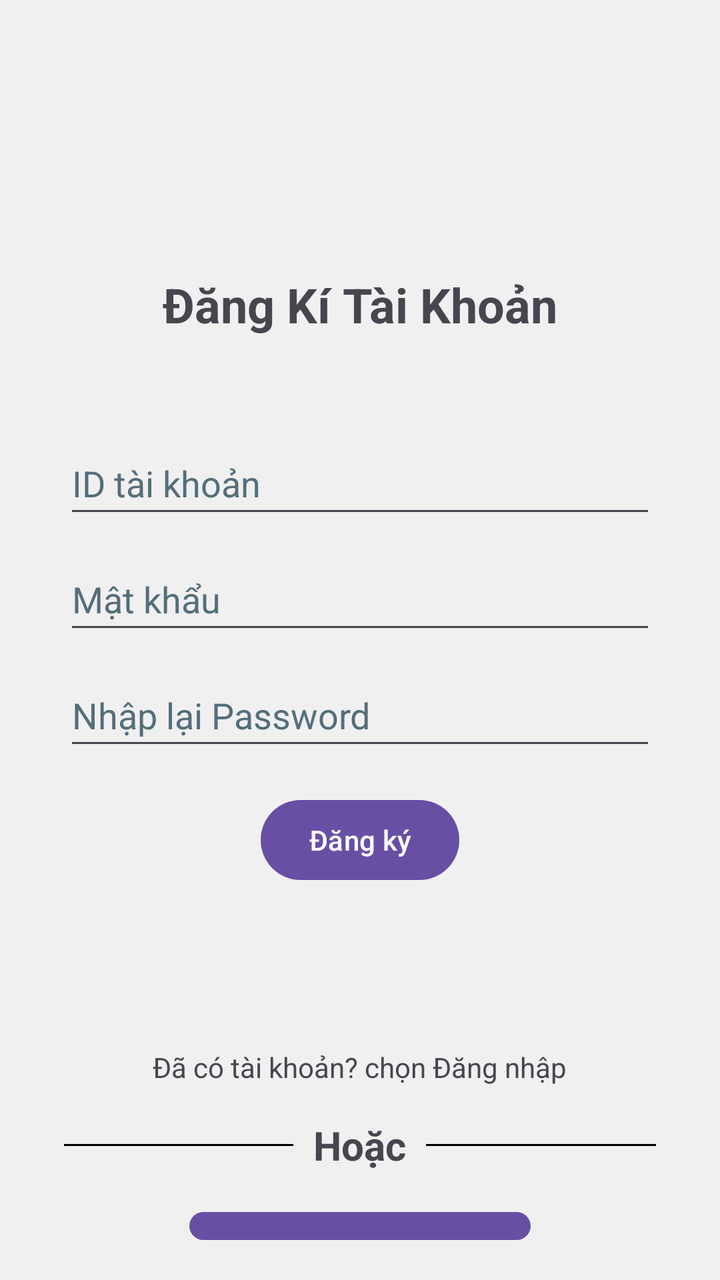
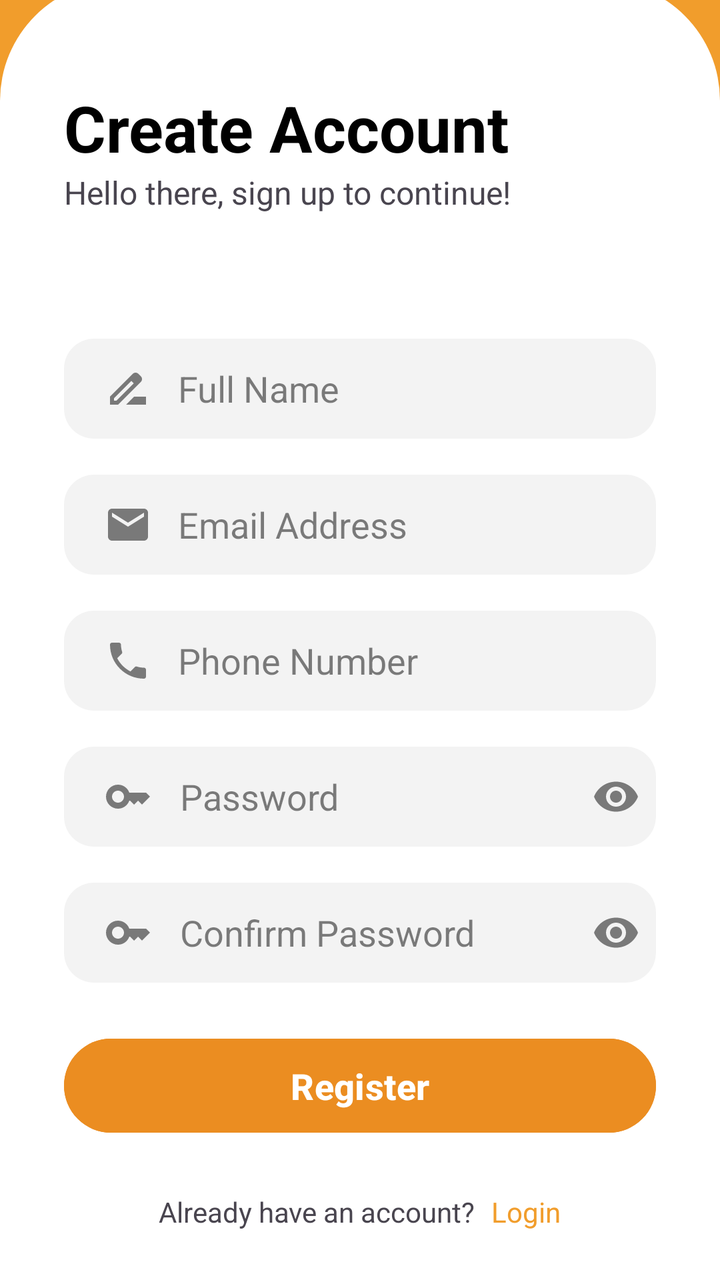

Screens rendered from an Android XML layout before and after an edit, with the pre-edit source and the edit as a unified diff.
<!-- AndroidManifest.xml: application theme Theme.AppSQL -->
<!-- res/layout/signup_layout.xml -->
<?xml version="1.0" encoding="utf-8"?>
<RelativeLayout xmlns:android="http://schemas.android.com/apk/res/android"
    xmlns:tools="http://schemas.android.com/tools"
    android:id="@+id/sign_main"
    android:layout_width="match_parent"
    android:layout_height="match_parent"
    android:paddingLeft="@dimen/size_16"
    android:paddingTop="@dimen/size_16"
    android:paddingRight="@dimen/size_16"
    android:paddingBottom="@dimen/size_16"
    android:background="@color/background_color">

    <TextView
        android:id="@+id/signup_form_title"
        android:layout_width="wrap_content"
        android:layout_height="wrap_content"
        android:layout_marginTop="@dimen/size_120"
        android:layout_centerHorizontal="true"
        android:text="@string/signup_form_title"
        android:textSize="@dimen/text_size24"
        android:textStyle="bold"
        tools:ignore="HardcodedText" />

    <EditText
        android:id="@+id/logUsername"
        android:layout_width="match_parent"
        android:layout_height="wrap_content"
        android:layout_marginStart="@dimen/size_16"
        android:layout_marginTop="@dimen/size_200"
        android:layout_marginEnd="@dimen/size_16"
        android:hint="@string/username_hint"
        android:inputType="text"
        android:minHeight="@dimen/size_48"
        android:selectAllOnFocus="true"
        android:textColorHint="@color/textcolorHint" />

    <EditText
        android:id="@+id/logPassword"
        android:layout_width="match_parent"
        android:layout_height="wrap_content"
        android:layout_below="@id/logUsername"
        android:layout_marginStart="@dimen/size_16"
        android:layout_marginTop="@dimen/size_10"
        android:layout_marginEnd="@dimen/size_16"
        android:hint="@string/password_hint"
        android:imeOptions="actionDone"
        android:inputType="textPassword"
        android:minHeight="@dimen/size_48"
        android:selectAllOnFocus="true"
        android:textColorHint="#546E7A" />

    <EditText
        android:id="@+id/logRepassword"
        android:layout_width="match_parent"
        android:layout_height="wrap_content"
        android:layout_below="@id/logPassword"
        android:layout_marginStart="@dimen/size_16"
        android:layout_marginTop="@dimen/size_10"
        android:layout_marginEnd="@dimen/size_16"
        android:hint="@string/confirm_password_hint"
        android:imeOptions="actionDone"
        android:inputType="textPassword"
        android:minHeight="@dimen/size_48"
        android:selectAllOnFocus="true"
        android:textColorHint="#546E7A" />

    <Button
        android:id="@+id/signup"
        android:layout_width="wrap_content"
        android:layout_height="wrap_content"
        android:layout_below="@id/logRepassword"
        android:layout_centerHorizontal="true"
        android:layout_marginTop="@dimen/size_16"
        android:layout_marginBottom="@dimen/size_64"
        android:enabled="true"
        android:text="@string/signup_button_text"
        tools:ignore="HardcodedText" />

    <TextView
        android:id="@+id/text_already_have_account"
        android:layout_width="wrap_content"
        android:layout_height="wrap_content"
        android:layout_below="@id/signup"
        android:layout_centerHorizontal="true"
        android:layout_marginTop="@dimen/size_16"
        android:text="@string/dacotaikhoan" />

    <LinearLayout
        android:id="@+id/or_layout"
        android:layout_width="match_parent"
        android:layout_height="wrap_content"
        android:layout_below="@id/text_already_have_account"
        android:layout_marginTop="@dimen/size_16"
        android:orientation="horizontal"
        android:gravity="center">

        <View
            android:layout_width="0dp"
            android:layout_height="@dimen/height_1"
            android:layout_weight="1"
            android:layout_marginStart="@dimen/size_16"
            android:background="@color/black" />

        <TextView
            android:id="@+id/text_or"
            android:layout_width="wrap_content"
            android:layout_height="wrap_content"
            android:layout_marginLeft="@dimen/size_10"
            android:layout_marginRight="@dimen/size_10"
            android:text="@string/or_text"
            android:textSize="@dimen/text_size20"
            android:textStyle="bold" />

        <View
            android:layout_width="0dp"
            android:layout_height="@dimen/height_1"
            android:layout_weight="1"
            android:layout_marginEnd="@dimen/size_16"
            android:background="@color/black" />

    </LinearLayout>

    <Button
        android:id="@+id/button_relogin"
        android:layout_width="wrap_content"
        android:layout_height="wrap_content"
        android:layout_below="@id/or_layout"
        android:enabled="true"
        android:layout_centerHorizontal="true"
        android:layout_marginTop="@dimen/size_16"
        android:text="@string/relogin_button_text" />

</RelativeLayout>
<!-- resources referenced by this layout -->
<resources>
  <color name="background_color">#F0F0F0</color>
  <color name="textcolorHint">#546E7A</color>
  <dimen name="height_1">1dp</dimen>
  <dimen name="size_10">10dp</dimen>
  <dimen name="size_120">120dp</dimen>
  <dimen name="size_200">200dp</dimen>
  <dimen name="size_48">48dp</dimen>
  <dimen name="size_64">64dp</dimen>
  <dimen name="text_size20">20sp</dimen>
  <dimen name="text_size24">24sp</dimen>
  <string name="confirm_password_hint">Nhập lại Password</string>
  <string name="dacotaikhoan">Đã có tài khoản? chọn Đăng nhập</string>
  <string name="or_text">Hoặc</string>
  <string name="password_hint">Mật khẩu</string>
  <string name="relogin_button_text">Quay lại Đăng nhập</string>
  <string name="signup_button_text">Đăng ký</string>
  <string name="signup_form_title">Đăng Kí Tài Khoản</string>
  <string name="username_hint">ID tài khoản</string>
  <!-- unchanged entries left out for length: 4 -->
</resources>

<!-- the commit's change to res/layout/signup_layout.xml (unified diff, before → after) -->
@@ -1,133 +1,252 @@
 <?xml version="1.0" encoding="utf-8"?>
-<RelativeLayout xmlns:android="http://schemas.android.com/apk/res/android"
+<androidx.constraintlayout.widget.ConstraintLayout
+    xmlns:android="http://schemas.android.com/apk/res/android"
+    xmlns:app="http://schemas.android.com/apk/res-auto"
     xmlns:tools="http://schemas.android.com/tools"
     android:id="@+id/sign_main"
     android:layout_width="match_parent"
     android:layout_height="match_parent"
-    android:paddingLeft="@dimen/size_16"
-    android:paddingTop="@dimen/size_16"
-    android:paddingRight="@dimen/size_16"
-    android:paddingBottom="@dimen/size_16"
-    android:background="@color/background_color">
-
-    <TextView
-        android:id="@+id/signup_form_title"
-        android:layout_width="wrap_content"
-        android:layout_height="wrap_content"
-        android:layout_marginTop="@dimen/size_120"
-        android:layout_centerHorizontal="true"
-        android:text="@string/signup_form_title"
-        android:textSize="@dimen/text_size24"
-        android:textStyle="bold"
-        tools:ignore="HardcodedText" />
-
-    <EditText
-        android:id="@+id/logUsername"
+    android:background="#B6A7A7">
+
+    <ImageView
+        android:id="@+id/imageView2"
         android:layout_width="match_parent"
-        android:layout_height="wrap_content"
-        android:layout_marginStart="@dimen/size_16"
-        android:layout_marginTop="@dimen/size_200"
-        android:layout_marginEnd="@dimen/size_16"
-        android:hint="@string/username_hint"
-        android:inputType="text"
-        android:minHeight="@dimen/size_48"
-        android:selectAllOnFocus="true"
-        android:textColorHint="@color/textcolorHint" />
-
-    <EditText
-        android:id="@+id/logPassword"
-        android:layout_width="match_parent"
-        android:layout_height="wrap_content"
-        android:layout_below="@id/logUsername"
-        android:layout_marginStart="@dimen/size_16"
-        android:layout_marginTop="@dimen/size_10"
-        android:layout_marginEnd="@dimen/size_16"
-        android:hint="@string/password_hint"
-        android:imeOptions="actionDone"
-        android:inputType="textPassword"
-        android:minHeight="@dimen/size_48"
-        android:selectAllOnFocus="true"
-        android:textColorHint="#546E7A" />
-
-    <EditText
-        android:id="@+id/logRepassword"
-        android:layout_width="match_parent"
-        android:layout_height="wrap_content"
-        android:layout_below="@id/logPassword"
-        android:layout_marginStart="@dimen/size_16"
-        android:layout_marginTop="@dimen/size_10"
-        android:layout_marginEnd="@dimen/size_16"
-        android:hint="@string/confirm_password_hint"
-        android:imeOptions="actionDone"
-        android:inputType="textPassword"
-        android:minHeight="@dimen/size_48"
-        android:selectAllOnFocus="true"
-        android:textColorHint="#546E7A" />
-
-    <Button
-        android:id="@+id/signup"
-        android:layout_width="wrap_content"
-        android:layout_height="wrap_content"
-        android:layout_below="@id/logRepassword"
-        android:layout_centerHorizontal="true"
-        android:layout_marginTop="@dimen/size_16"
-        android:layout_marginBottom="@dimen/size_64"
-        android:enabled="true"
-        android:text="@string/signup_button_text"
-        tools:ignore="HardcodedText" />
-
-    <TextView
-        android:id="@+id/text_already_have_account"
-        android:layout_width="wrap_content"
-        android:layout_height="wrap_content"
-        android:layout_below="@id/signup"
-        android:layout_centerHorizontal="true"
-        android:layout_marginTop="@dimen/size_16"
-        android:text="@string/dacotaikhoan" />
-
-    <LinearLayout
-        android:id="@+id/or_layout"
-        android:layout_width="match_parent"
-        android:layout_height="wrap_content"
-        android:layout_below="@id/text_already_have_account"
-        android:layout_marginTop="@dimen/size_16"
-        android:orientation="horizontal"
-        android:gravity="center">
-
-        <View
-            android:layout_width="0dp"
-            android:layout_height="@dimen/height_1"
-            android:layout_weight="1"
-            android:layout_marginStart="@dimen/size_16"
-            android:background="@color/black" />
-
-        <TextView
-            android:id="@+id/text_or"
-            android:layout_width="wrap_content"
+        android:layout_height="550dp"
+        android:layout_marginTop="-210dp"
+        app:layout_constraintTop_toTopOf="parent"
+        android:background="@drawable/btn_orange"
+        android:scaleType="centerCrop" />
+
+    <FrameLayout
+        android:id="@+id/rounded_background"
+        android:layout_width="0dp"
+        android:layout_height="650dp"
+        android:background="@drawable/rounded_background"
+        app:layout_constraintBottom_toBottomOf="parent"
+        app:layout_constraintEnd_toEndOf="parent"
+        app:layout_constraintHorizontal_bias="0.0"
+        app:layout_constraintStart_toStartOf="parent"
+        app:layout_constraintTop_toTopOf="parent"
+        app:layout_constraintVertical_bias="1.0">
+
+        <LinearLayout
+            android:id="@+id/linearLayout2"
+            android:layout_width="match_parent"
             android:layout_height="wrap_content"
-            android:layout_marginLeft="@dimen/size_10"
-            android:layout_marginRight="@dimen/size_10"
-            android:text="@string/or_text"
-            android:textSize="@dimen/text_size20"
-            android:textStyle="bold" />
-
-        <View
-            android:layout_width="0dp"
-            android:layout_height="@dimen/height_1"
-            android:layout_weight="1"
-            android:layout_marginEnd="@dimen/size_16"
-            android:background="@color/black" />
-
-    </LinearLayout>
-
-    <Button
-        android:id="@+id/button_relogin"
-        android:layout_width="wrap_content"
-        android:layout_height="wrap_content"
-        android:layout_below="@id/or_layout"
-        android:enabled="true"
-        android:layout_centerHorizontal="true"
-        android:layout_marginTop="@dimen/size_16"
-        android:text="@string/relogin_button_text" />
-
-</RelativeLayout>
+            android:orientation="vertical"
+            android:layout_marginTop="28dp"
+            app:layout_constraintTop_toTopOf="@+id/rounded_background"
+            tools:layout_editor_absoluteX="0dp">
+
+            <TextView
+                android:id="@+id/textView2"
+                android:layout_width="match_parent"
+                android:layout_height="wrap_content"
+                android:layout_marginTop="@dimen/size_24"
+                android:layout_marginStart="32dp"
+                android:text="Create Account"
+                android:textColor="@color/black"
+                android:textSize="@dimen/text_size32"
+                android:textStyle="bold" />
+
+            <TextView
+                android:id="@+id/textView3"
+                android:layout_width="match_parent"
+                android:layout_height="wrap_content"
+                android:layout_marginStart="32dp"
+                android:text="Hello there, sign up to continue!"
+                android:textSize="@dimen/size_16" />
+        </LinearLayout>
+
+        <LinearLayout
+            android:id="@+id/linearLayout"
+            android:layout_width="match_parent"
+            android:layout_height="wrap_content"
+            android:layout_marginBottom="15dp"
+            android:orientation="vertical"
+            android:layout_gravity="bottom">
+
+            <EditText
+                android:id="@+id/logFullname"
+                android:layout_width="match_parent"
+                android:layout_height="50dp"
+                android:layout_marginStart="32dp"
+                android:layout_marginTop="8dp"
+                android:layout_marginEnd="32dp"
+                android:layout_marginBottom="10dp"
+                android:background="@drawable/edittext_background"
+                android:drawableLeft="@drawable/baseline_drive_file_rename_outline_24"
+                android:drawablePadding="13dp"
+                android:ems="10"
+                android:hint="Full Name"
+                android:inputType="textPersonName"
+                android:paddingStart="20dp"
+                android:textColorHint="#80000000" />
+
+            <EditText
+                android:id="@+id/logEmail"
+                android:layout_width="match_parent"
+                android:layout_height="50dp"
+                android:layout_marginStart="32dp"
+                android:layout_marginTop="8dp"
+                android:layout_marginEnd="32dp"
+                android:layout_marginBottom="10dp"
+                android:background="@drawable/edittext_background"
+                android:drawableLeft="@drawable/baseline_email_24"
+                android:drawablePadding="13dp"
+                android:ems="10"
+                android:hint="Email Address"
+                android:inputType="textPersonName"
+                android:paddingStart="20dp"
+                android:textColorHint="#80000000" />
+
+            <EditText
+                android:id="@+id/logPhoneNumber"
+                android:layout_width="match_parent"
+                android:layout_height="50dp"
+                android:layout_marginStart="32dp"
+                android:layout_marginTop="8dp"
+                android:layout_marginEnd="32dp"
+                android:layout_marginBottom="10dp"
+                android:background="@drawable/edittext_background"
+                android:drawableLeft="@drawable/baseline_local_phone_24"
+                android:drawablePadding="13dp"
+                android:ems="10"
+                android:hint="Phone Number"
+                android:inputType="textPersonName"
+                android:paddingStart="20dp"
+                android:textColorHint="#80000000" />
+
+            <RelativeLayout
+                android:layout_width="match_parent"
+                android:layout_height="match_parent"
+                android:layout_marginStart="32dp"
+                android:layout_marginTop="8dp"
+                android:layout_marginEnd="32dp"
+                android:layout_marginBottom="10dp"
+                android:background="@drawable/edittext_background">
+
+                <ImageView
+                    android:id="@+id/ivKey1"
+                    android:layout_width="24dp"
+                    android:layout_height="24dp"
+                    android:layout_alignParentStart="true"
+                    android:layout_centerVertical="true"
+                    android:layout_marginStart="20dp"
+                    android:src="@drawable/baseline_key_24" />
+
+                <EditText
+                    android:id="@+id/logPassword"
+                    android:layout_width="0dp"
+                    android:layout_height="50dp"
+                    android:layout_centerVertical="true"
+                    android:layout_marginStart="8dp"
+                    android:layout_marginEnd="8dp"
+                    android:layout_toStartOf="@id/ivEye1"
+                    android:layout_toEndOf="@id/ivKey1"
+                    android:background="@drawable/password"
+                    android:ems="10"
+                    android:gravity="center_vertical"
+                    android:hint="Password"
+                    android:inputType="textPassword"
+                    android:paddingStart="6dp"
+                    android:textColorHint="#80000000" />
+
+                <ImageView
+                    android:id="@+id/ivEye1"
+                    android:layout_width="24dp"
+                    android:layout_height="24dp"
+                    android:layout_alignParentEnd="true"
+                    android:layout_centerVertical="true"
+                    android:layout_marginEnd="8dp"
+                    android:src="@drawable/baseline_remove_red_eye_24" />
+            </RelativeLayout>
+
+            <RelativeLayout
+                android:layout_width="match_parent"
+                android:layout_height="wrap_content"
+                android:layout_marginStart="32dp"
+                android:layout_marginTop="8dp"
+                android:layout_marginEnd="32dp"
+                android:layout_marginBottom="8dp"
+                android:background="@drawable/edittext_background">
+
+                <ImageView
+                    android:id="@+id/ivKey"
+                    android:layout_width="24dp"
+                    android:layout_height="24dp"
+                    android:layout_alignParentStart="true"
+                    android:layout_centerVertical="true"
+                    android:layout_marginStart="20dp"
+                    android:src="@drawable/baseline_key_24" />
+
+                <EditText
+                    android:id="@+id/logRepassword"
+                    android:layout_width="0dp"
+                    android:layout_height="50dp"
+                    android:layout_centerVertical="true"
+                    android:layout_marginStart="8dp"
+                    android:layout_marginEnd="8dp"
+                    android:layout_toStartOf="@id/ivEye"
+                    android:layout_toEndOf="@id/ivKey"
+                    android:background="@drawable/password"
+                    android:ems="10"
+                    android:gravity="center_vertical"
+                    android:hint="Confirm Password"
+                    android:inputType="textPassword"
+                    android:paddingStart="6dp"
+                    android:textColorHint="#80000000" />
+
+                <ImageView
+                    android:id="@+id/ivEye"
+                    android:layout_width="24dp"
+                    android:layout_height="24dp"
+                    android:layout_alignParentEnd="true"
+                    android:layout_centerVertical="true"
+                    android:layout_marginEnd="8dp"
+                    android:src="@drawable/baseline_remove_red_eye_24" />
+            </RelativeLayout>
+
+            <Button
+                android:id="@+id/signup"
+                android:layout_width="match_parent"
+                android:layout_height="55dp"
+                android:layout_marginStart="32dp"
+                android:layout_marginTop="16dp"
+                android:layout_marginEnd="32dp"
+                android:text="Register"
+                android:textStyle="bold"
+                android:layout_marginBottom="16dp"
+                android:backgroundTint="#EB8D21"
+                android:textAllCaps="false"
+                android:textColor="#fff"
+                android:textSize="18sp"
+                app:layout_constraintTop_toBottomOf="@+id/avatar" />
+
+            <LinearLayout
+                android:layout_width="match_parent"
+                android:layout_height="wrap_content"
+                android:layout_marginTop="10dp"
+                android:layout_marginBottom="10dp"
+                android:gravity="center"
+                android:orientation="horizontal">
+
+                <TextView
+                    android:layout_width="wrap_content"
+                    android:layout_height="wrap_content"
+                    android:text="Already have an account?"
+                    android:textAlignment="center" />
+
+                <TextView
+                    android:id="@+id/buttonRelogin"
+                    android:layout_width="wrap_content"
+                    android:layout_height="wrap_content"
+                    android:layout_marginStart="8dp"
+                    android:text="Login"
+                    android:textAlignment="center"
+                    android:textColor="#f19d2c"
+                    android:clickable="true"/>
+            </LinearLayout>
+        </LinearLayout>
+    </FrameLayout>
+</androidx.constraintlayout.widget.ConstraintLayout>
<!-- resource entries referenced after the edit -->
@@ -1,23 +1,71 @@
 <!-- resources referenced by this layout -->
 <resources>
-  <color name="background_color">#F0F0F0</color>
-  <color name="textcolorHint">#546E7A</color>
-  <dimen name="height_1">1dp</dimen>
-  <dimen name="size_10">10dp</dimen>
-  <dimen name="size_120">120dp</dimen>
-  <dimen name="size_200">200dp</dimen>
-  <dimen name="size_48">48dp</dimen>
-  <dimen name="size_64">64dp</dimen>
-  <dimen name="text_size20">20sp</dimen>
-  <dimen name="text_size24">24sp</dimen>
-  <string name="confirm_password_hint">Nhập lại Password</string>
-  <string name="dacotaikhoan">Đã có tài khoản? chọn Đăng nhập</string>
-  <string name="or_text">Hoặc</string>
-  <string name="password_hint">Mật khẩu</string>
-  <string name="relogin_button_text">Quay lại Đăng nhập</string>
-  <string name="signup_button_text">Đăng ký</string>
-  <string name="signup_form_title">Đăng Kí Tài Khoản</string>
-  <string name="username_hint">ID tài khoản</string>
+  <dimen name="size_24">24dp</dimen>
+  <dimen name="text_size32">32sp</dimen>
+  <!-- drawable baseline_drive_file_rename_outline_24 (drawable) -->
+  <vector xmlns:android="http://schemas.android.com/apk/res/android" android:height="24dp" android:tint="#80000000" android:viewportHeight="24" android:viewportWidth="24" android:width="24dp">
+        
+      <path android:fillColor="@android:color/white" android:pathData="M18.41,5.8L17.2,4.59c-0.78,-0.78 -2.05,-0.78 -2.83,0l-2.68,2.68L3,15.96V20h4.04l8.74,-8.74 2.63,-2.63c0.79,-0.78 0.79,-2.05 0,-2.83zM6.21,18H5v-1.21l8.66,-8.66 1.21,1.21L6.21,18zM11,20l4,-4h6v4H11z"/>
+      
+  </vector>
+  <!-- drawable baseline_email_24 (drawable) -->
+  <vector xmlns:android="http://schemas.android.com/apk/res/android" android:height="24dp" android:tint="#80000000" android:viewportHeight="24" android:viewportWidth="24" android:width="24dp">
+        
+      <path android:fillColor="@android:color/white" android:pathData="M20,4L4,4c-1.1,0 -1.99,0.9 -1.99,2L2,18c0,1.1 0.9,2 2,2h16c1.1,0 2,-0.9 2,-2L22,6c0,-1.1 -0.9,-2 -2,-2zM20,8l-8,5 -8,-5L4,6l8,5 8,-5v2z"/>
+      
+  </vector>
+  <!-- drawable baseline_key_24 (drawable) -->
+  <vector xmlns:android="http://schemas.android.com/apk/res/android" android:height="24dp" android:tint="#80000000" android:viewportHeight="24" android:viewportWidth="24" android:width="24dp">
+        
+      <path android:fillColor="@android:color/white" android:pathData="M21,10h-8.35C11.83,7.67 9.61,6 7,6c-3.31,0 -6,2.69 -6,6s2.69,6 6,6c2.61,0 4.83,-1.67 5.65,-4H13l2,2l2,-2l2,2l4,-4.04L21,10zM7,15c-1.65,0 -3,-1.35 -3,-3c0,-1.65 1.35,-3 3,-3s3,1.35 3,3C10,13.65 8.65,15 7,15z"/>
+      
+  </vector>
+  <!-- drawable baseline_local_phone_24 (drawable) -->
+  <vector xmlns:android="http://schemas.android.com/apk/res/android" android:height="24dp" android:tint="#80000000" android:viewportHeight="24" android:viewportWidth="24" android:width="24dp">
+        
+      <path android:fillColor="@android:color/white" android:pathData="M6.62,10.79c1.44,2.83 3.76,5.14 6.59,6.59l2.2,-2.2c0.27,-0.27 0.67,-0.36 1.02,-0.24 1.12,0.37 2.33,0.57 3.57,0.57 0.55,0 1,0.45 1,1V20c0,0.55 -0.45,1 -1,1 -9.39,0 -17,-7.61 -17,-17 0,-0.55 0.45,-1 1,-1h3.5c0.55,0 1,0.45 1,1 0,1.25 0.2,2.45 0.57,3.57 0.11,0.35 0.03,0.74 -0.25,1.02l-2.2,2.2z"/>
+      
+  </vector>
+  <!-- drawable baseline_remove_red_eye_24 (drawable) -->
+  <vector xmlns:android="http://schemas.android.com/apk/res/android" android:height="24dp" android:tint="#80000000" android:viewportHeight="24" android:viewportWidth="24" android:width="24dp">
+        
+      <path android:fillColor="@android:color/white" android:pathData="M12,4.5C7,4.5 2.73,7.61 1,12c1.73,4.39 6,7.5 11,7.5s9.27,-3.11 11,-7.5c-1.73,-4.39 -6,-7.5 -11,-7.5zM12,17c-2.76,0 -5,-2.24 -5,-5s2.24,-5 5,-5 5,2.24 5,5 -2.24,5 -5,5zM12,9c-1.66,0 -3,1.34 -3,3s1.34,3 3,3 3,-1.34 3,-3 -1.34,-3 -3,-3z"/>
+      
+  </vector>
+  <!-- drawable btn_orange (drawable) -->
+  <?xml version="1.0" encoding="utf-8"?>
+  <selector xmlns:android="http://schemas.android.com/apk/res/android">
+      <item>
+          <shape android:shape="rectangle">
+              <solid android:color="#f19d2c" />
+              <corners android:radius="115dp" />
+          </shape>
+      </item>
+  </selector>
+  <!-- drawable edittext_background (drawable) -->
+  <?xml version="1.0" encoding="utf-8"?>
+  <selector xmlns:android="http://schemas.android.com/apk/res/android">
+  <item>
+      <shape android:shape="rectangle">
+          <solid android:color="#65E1E1E1"/>
+          <corners android:radius="15dp"/>
+      </shape>
+  </item>
+  </selector>
+  <!-- drawable password (drawable) -->
+  <?xml version="1.0" encoding="utf-8"?>
+  <selector xmlns:android="http://schemas.android.com/apk/res/android">
+      <item>
+          <shape android:shape="rectangle">
+          </shape>
+      </item>
+  </selector>
+  <!-- drawable rounded_background (drawable) -->
+  <shape xmlns:android="http://schemas.android.com/apk/res/android">
+      <solid android:color="@color/white" />
+      <corners android:topLeftRadius="60dp" android:topRightRadius="60dp" android:bottomLeftRadius="0dp" android:bottomRightRadius="0dp"/>
+  </shape>
+  <color name="white">#FFFFFFFF</color>
   <!-- unchanged entries left out for length: 4 -->
 </resources>
 
